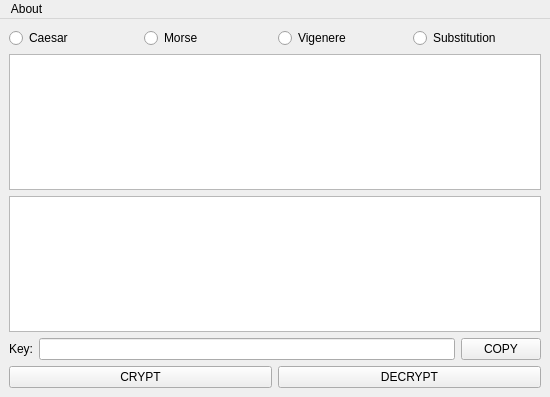
First picture: the form in design/design.ui, repository JMax45/JMax-Encryption-Tools, before the edit.
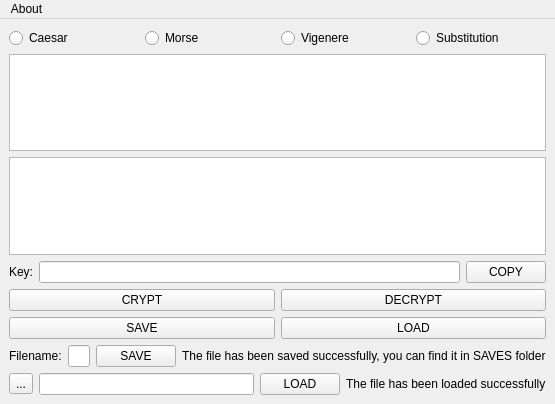
Second picture: the form after the edit.

Commit message:
1.0.2 | Save/Load function
Added a new function that allows you to save encrypted messages in a file that can later be opened. When the file is opened the program automatically discovers in which method the message is encrypted and decrypts it. A function that facilitates and speeds up the exchange of messages between users because all the decryption process takes place automatically.

The edit to the form file:
```diff
--- a/design/design.ui
+++ b/design/design.ui
@@ -7,7 +7,7 @@
     <x>0</x>
     <y>0</y>
     <width>550</width>
-    <height>397</height>
+    <height>404</height>
    </rect>
   </property>
   <property name="windowTitle">
@@ -95,6 +95,80 @@
       </item>
      </layout>
     </item>
+    <item>
+     <layout class="QHBoxLayout" name="horizontalLayout_5">
+      <item>
+       <widget class="QPushButton" name="pushButton_5">
+        <property name="text">
+         <string>SAVE</string>
+        </property>
+       </widget>
+      </item>
+      <item>
+       <widget class="QPushButton" name="pushButton_6">
+        <property name="text">
+         <string>LOAD</string>
+        </property>
+       </widget>
+      </item>
+     </layout>
+    </item>
+    <item>
+     <layout class="QHBoxLayout" name="horizontalLayout_3">
+      <item>
+       <widget class="QLabel" name="label_2">
+        <property name="text">
+         <string>Filename:</string>
+        </property>
+       </widget>
+      </item>
+      <item>
+       <widget class="QLineEdit" name="lineEdit_2"/>
+      </item>
+      <item>
+       <widget class="QPushButton" name="pushButton_4">
+        <property name="text">
+         <string>SAVE</string>
+        </property>
+       </widget>
+      </item>
+      <item>
+       <widget class="QLabel" name="label_4">
+        <property name="text">
+         <string>The file has been saved successfully, you can find it in SAVES folder</string>
+        </property>
+       </widget>
+      </item>
+     </layout>
+    </item>
+    <item>
+     <layout class="QHBoxLayout" name="horizontalLayout_6">
+      <item>
+       <widget class="QToolButton" name="toolButton">
+        <property name="text">
+         <string>...</string>
+        </property>
+       </widget>
+      </item>
+      <item>
+       <widget class="QLineEdit" name="lineEdit_3"/>
+      </item>
+      <item>
+       <widget class="QPushButton" name="pushButton_7">
+        <property name="text">
+         <string>LOAD</string>
+        </property>
+       </widget>
+      </item>
+      <item>
+       <widget class="QLabel" name="label_3">
+        <property name="text">
+         <string>The file has been loaded successfully</string>
+        </property>
+       </widget>
+      </item>
+     </layout>
+    </item>
    </layout>
   </widget>
   <widget class="QMenuBar" name="menubar">
```
The commit also changes 3 other files.
